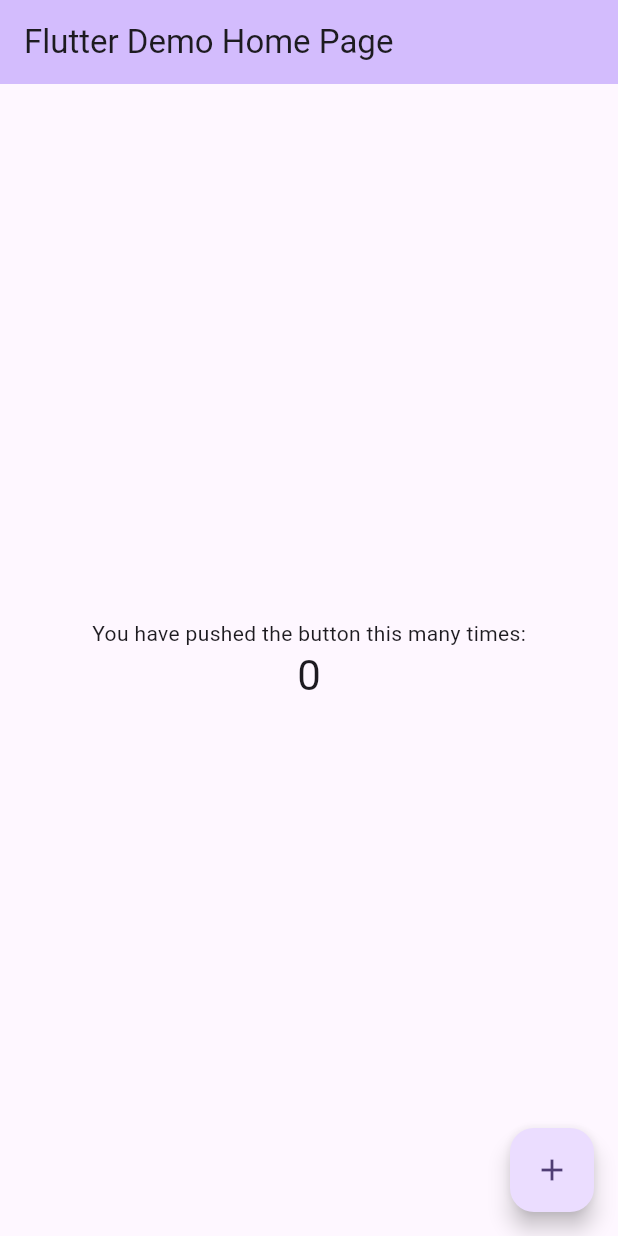
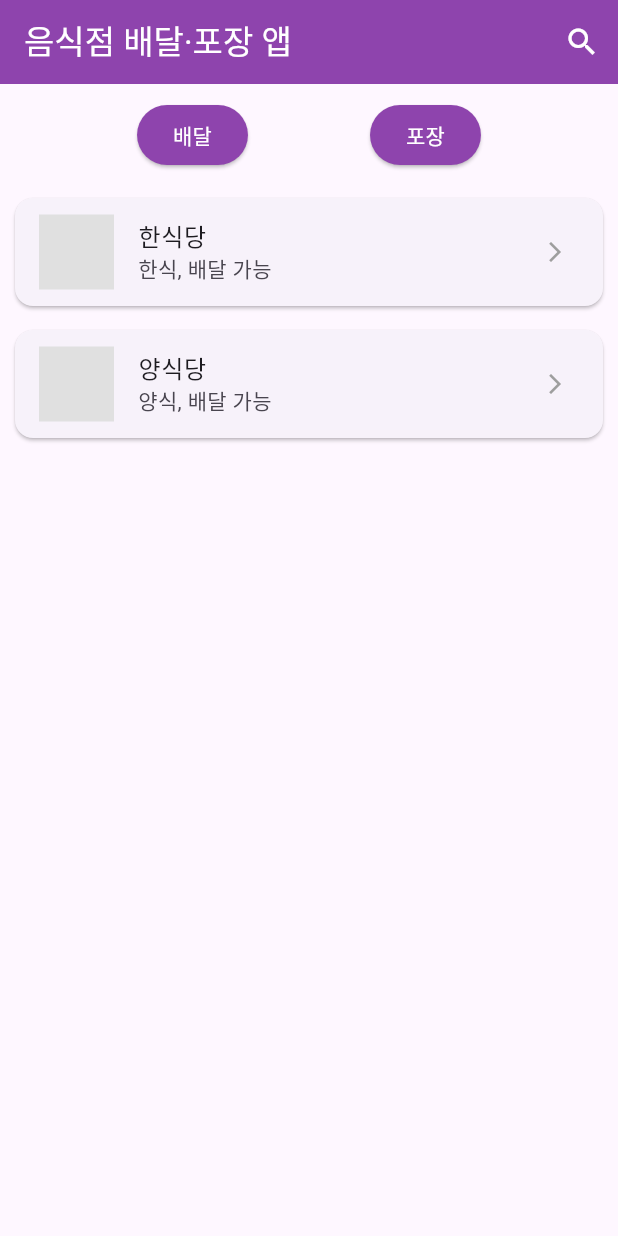
Before and after one commit to Surviveyeomi/gongdan_delivery, a Flutter app: the screen it shows after launch, on a phone screen of 412 x 824 dp. Run offline on Flutter 3.47's test engine with Material 3 defaults, Android fonts, the light colour scheme and no system bars.

Commit message:
[#1] feat: 메인 화면 기본 구성

```diff
--- a/lib/main.dart
+++ b/lib/main.dart
@@ -1,125 +1,29 @@
+//lib/main.dart
 import 'package:flutter/material.dart';
+import 'package:gongdan_delivery/provider/home_provider.dart';
+import 'package:provider/provider.dart';
+import 'views/home_screen.dart';
 
 void main() {
-  runApp(const MyApp());
+  runApp(MyApp());
 }
 
 class MyApp extends StatelessWidget {
-  const MyApp({super.key});
-
-  // This widget is the root of your application.
   @override
   Widget build(BuildContext context) {
-    return MaterialApp(
-      title: 'Flutter Demo',
-      theme: ThemeData(
-        // This is the theme of your application.
-        //
-        // TRY THIS: Try running your application with "flutter run". You'll see
-        // the application has a purple toolbar. Then, without quitting the app,
-        // try changing the seedColor in the colorScheme below to Colors.green
-        // and then invoke "hot reload" (save your changes or press the "hot
-        // reload" button in a Flutter-supported IDE, or press "r" if you used
-        // the command line to start the app).
-        //
-        // Notice that the counter didn't reset back to zero; the application
-        // state is not lost during the reload. To reset the state, use hot
-        // restart instead.
-        //
-        // This works for code too, not just values: Most code changes can be
-        // tested with just a hot reload.
-        colorScheme: ColorScheme.fromSeed(seedColor: Colors.deepPurple),
-        useMaterial3: true,
+    return MultiProvider(
+      providers: [
+        ChangeNotifierProvider(create: (context) => HomeProvider()),
+      ],
+      child: MaterialApp(
+        debugShowCheckedModeBanner: false,
+        title: '배달·포장 주문 앱',
+        theme: ThemeData(
+          primaryColor: Color(0xFF8E44AD),
+          visualDensity: VisualDensity.adaptivePlatformDensity,
+        ),
+        home: HomeScreen(),
       ),
-      home: const MyHomePage(title: 'Flutter Demo Home Page'),
     );
   }
 }
-
-class MyHomePage extends StatefulWidget {
-  const MyHomePage({super.key, required this.title});
-
-  // This widget is the home page of your application. It is stateful, meaning
-  // that it has a State object (defined below) that contains fields that affect
-  // how it looks.
-
-  // This class is the configuration for the state. It holds the values (in this
-  // case the title) provided by the parent (in this case the App widget) and
-  // used by the build method of the State. Fields in a Widget subclass are
-  // always marked "final".
-
-  final String title;
-
-  @override
-  State<MyHomePage> createState() => _MyHomePageState();
-}
-
-class _MyHomePageState extends State<MyHomePage> {
-  int _counter = 0;
-
-  void _incrementCounter() {
-    setState(() {
-      // This call to setState tells the Flutter framework that something has
-      // changed in this State, which causes it to rerun the build method below
-      // so that the display can reflect the updated values. If we changed
-      // _counter without calling setState(), then the build method would not be
-      // called again, and so nothing would appear to happen.
-      _counter++;
-    });
-  }
-
-  @override
-  Widget build(BuildContext context) {
-    // This method is rerun every time setState is called, for instance as done
-    // by the _incrementCounter method above.
-    //
-    // The Flutter framework has been optimized to make rerunning build methods
-    // fast, so that you can just rebuild anything that needs updating rather
-    // than having to individually change instances of widgets.
-    return Scaffold(
-      appBar: AppBar(
-        // TRY THIS: Try changing the color here to a specific color (to
-        // Colors.amber, perhaps?) and trigger a hot reload to see the AppBar
-        // change color while the other colors stay the same.
-        backgroundColor: Theme.of(context).colorScheme.inversePrimary,
-        // Here we take the value from the MyHomePage object that was created by
-        // the App.build method, and use it to set our appbar title.
-        title: Text(widget.title),
-      ),
-      body: Center(
-        // Center is a layout widget. It takes a single child and positions it
-        // in the middle of the parent.
-        child: Column(
-          // Column is also a layout widget. It takes a list of children and
-          // arranges them vertically. By default, it sizes itself to fit its
-          // children horizontally, and tries to be as tall as its parent.
-          //
-          // Column has various properties to control how it sizes itself and
-          // how it positions its children. Here we use mainAxisAlignment to
-          // center the children vertically; the main axis here is the vertical
-          // axis because Columns are vertical (the cross axis would be
-          // horizontal).
-          //
-          // TRY THIS: Invoke "debug painting" (choose the "Toggle Debug Paint"
-          // action in the IDE, or press "p" in the console), to see the
-          // wireframe for each widget.
-          mainAxisAlignment: MainAxisAlignment.center,
-          children: <Widget>[
-            const Text(
-              'You have pushed the button this many times:',
-            ),
-            Text(
-              '$_counter',
-              style: Theme.of(context).textTheme.headlineMedium,
-            ),
-          ],
-        ),
-      ),
-      floatingActionButton: FloatingActionButton(
-        onPressed: _incrementCounter,
-        tooltip: 'Increment',
-        child: const Icon(Icons.add),
-      ), // This trailing comma makes auto-formatting nicer for build methods.
-    );
-  }
-}
--- /dev/null
+++ b/lib/models/home_model.dart
@@ -0,0 +1,14 @@
+//lib/models/home_model.dart
+class Restaurant {
+  final String name;
+  final String category;
+  final OrderType orderType;
+
+  Restaurant({
+    required this.name,
+    required this.category,
+    required this.orderType,
+  });
+}
+
+enum OrderType { delivery, pickup }
--- /dev/null
+++ b/lib/provider/home_provider.dart
@@ -0,0 +1,26 @@
+//lib/providers/home_provider.dart
+import 'package:flutter/material.dart';
+import '../models/home_model.dart';
+
+class HomeProvider extends ChangeNotifier {
+  OrderType _orderType = OrderType.delivery; // 기본값: 배달
+  List<Restaurant> _restaurants = [
+    Restaurant(name: '한식당', category: '한식', orderType: OrderType.delivery),
+    Restaurant(name: '중식당', category: '중식', orderType: OrderType.pickup),
+    Restaurant(name: '양식당', category: '양식', orderType: OrderType.delivery),
+  ];
+
+  OrderType get orderType => _orderType;
+  List<Restaurant> get restaurants =>
+      _restaurants.where((r) => r.orderType == _orderType).toList();
+
+  void setOrderType(OrderType type) {
+    _orderType = type;
+    notifyListeners(); // UI 업데이트
+  }
+
+  void addRestaurant(Restaurant restaurant) {
+    _restaurants.add(restaurant);
+    notifyListeners();
+  }
+}
--- /dev/null
+++ b/lib/providers/home_provider.dart
@@ -0,0 +1,26 @@
+//lib/provider/home_provider.dart
+import 'package:flutter/material.dart';
+import '../models/home_model.dart';
+
+class HomeProvider extends ChangeNotifier {
+  OrderType _orderType = OrderType.delivery; // 기본값: 배달
+  List<Restaurant> _restaurants = [
+    Restaurant(name: '한식당', category: '한식', orderType: OrderType.delivery),
+    Restaurant(name: '중식당', category: '중식', orderType: OrderType.pickup),
+    Restaurant(name: '양식당', category: '양식', orderType: OrderType.delivery),
+  ];
+
+  OrderType get orderType => _orderType;
+  List<Restaurant> get restaurants =>
+      _restaurants.where((r) => r.orderType == _orderType).toList();
+
+  void setOrderType(OrderType type) {
+    _orderType = type;
+    notifyListeners(); // UI 업데이트
+  }
+
+  void addRestaurant(Restaurant restaurant) {
+    _restaurants.add(restaurant);
+    notifyListeners();
+  }
+}
--- /dev/null
+++ b/lib/views/home_screen.dart
@@ -0,0 +1,82 @@
+import 'package:flutter/material.dart';
+import 'package:provider/provider.dart';
+import '../provider/home_provider.dart';
+import '../models/home_model.dart'; // OrderType을 사용하기 위해 추가
+
+class HomeScreen extends StatelessWidget {
+  const HomeScreen({Key? key}) : super(key: key); // key 추가
+
+  @override
+  Widget build(BuildContext context) {
+    final homeProvider = Provider.of<HomeProvider>(context);
+
+    return Scaffold(
+      appBar: AppBar(
+        title: const Text('음식점 배달·포장 앱', style: TextStyle(color: Colors.white)),
+        backgroundColor: const Color(0xFF8E44AD), // 보라색 포인트 컬러
+        actions: [
+          IconButton(
+            icon: const Icon(Icons.search, color: Colors.white),
+            onPressed: () {
+              // 검색 기능 추가 예정
+            },
+          )
+        ],
+      ),
+      body: Column(
+        children: [
+          Padding(
+            padding: const EdgeInsets.all(10.0),
+            child: Row(
+              mainAxisAlignment: MainAxisAlignment.spaceEvenly,
+              children: [
+                ElevatedButton(
+                  onPressed: () =>
+                      homeProvider.setOrderType(OrderType.delivery),
+                  style: ElevatedButton.styleFrom(
+                      backgroundColor: const Color(0xFF8E44AD)),
+                  child:
+                      const Text('배달', style: TextStyle(color: Colors.white)),
+                ),
+                ElevatedButton(
+                  onPressed: () => homeProvider.setOrderType(OrderType.pickup),
+                  style: ElevatedButton.styleFrom(
+                      backgroundColor: const Color(0xFF8E44AD)),
+                  child:
+                      const Text('포장', style: TextStyle(color: Colors.white)),
+                ),
+              ],
+            ),
+          ),
+          Expanded(
+            child: ListView.builder(
+              itemCount: homeProvider.restaurants.length,
+              itemBuilder: (context, index) {
+                final restaurant = homeProvider.restaurants[index];
+                return Card(
+                  margin: const EdgeInsets.symmetric(
+                      vertical: 8.0, horizontal: 10.0),
+                  child: ListTile(
+                    leading: Container(
+                      width: 50,
+                      height: 50,
+                      color: Colors.grey[300], // 가게 이미지 자리
+                    ),
+                    title: Text(restaurant.name),
+                    subtitle: Text(
+                        '${restaurant.category}, ${restaurant.orderType == OrderType.delivery ? "배달 가능" : "포장 가능"}'),
+                    trailing: const Icon(Icons.arrow_forward_ios,
+                        size: 16, color: Colors.grey),
+                    onTap: () {
+                      // 가게 상세 페이지 이동 기능 추가 예정
+                    },
+                  ),
+                );
+              },
+            ),
+          ),
+        ],
+      ),
+    );
+  }
+}
--- a/pubspec.yaml
+++ b/pubspec.yaml
@@ -30,6 +30,7 @@ environment:
 dependencies:
   flutter:
     sdk: flutter
+  provider: ^6.0.5
 
 
   # The following adds the Cupertino Icons font to your application.
```
Also changed, not shown: pubspec.lock, 88 other files.
